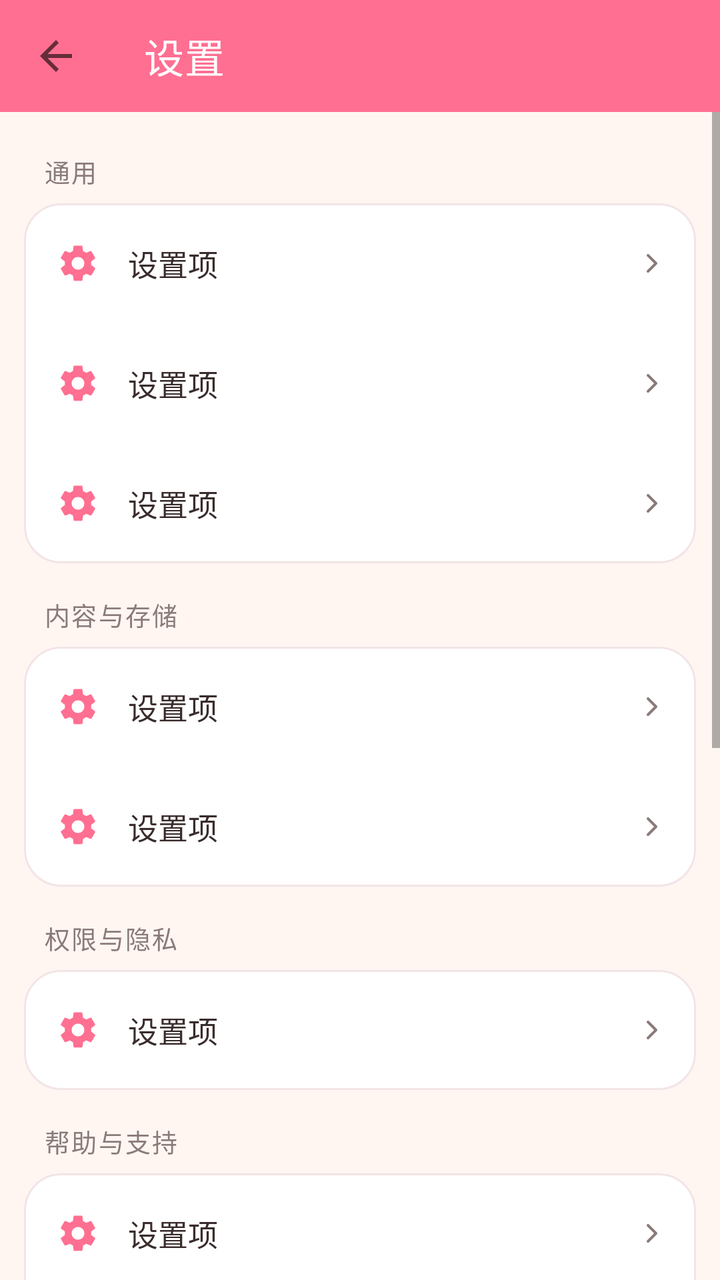
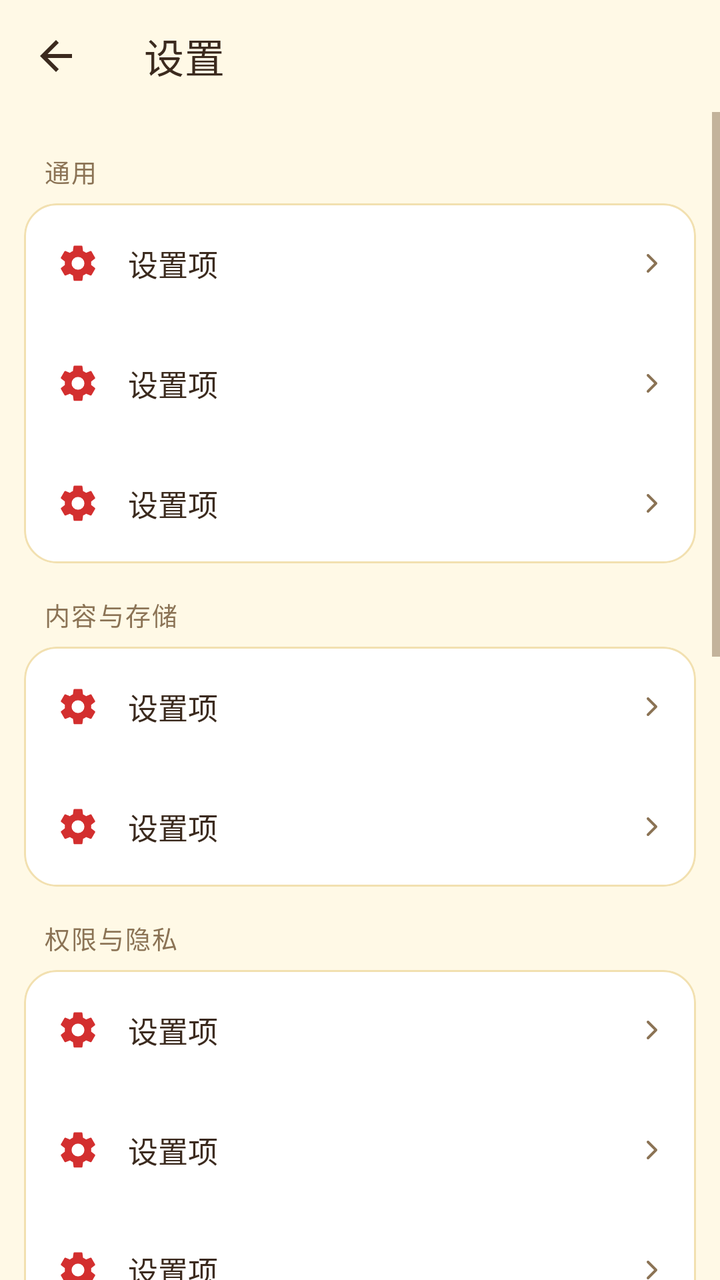

The first picture is an Android layout as it rendered before a commit; the second is the same layout after the commit. The layout source and the unified diff follow.
<!-- AndroidManifest.xml: application theme Theme.ShineApp -->
<!-- res/layout/activity_settings.xml -->
<?xml version="1.0" encoding="utf-8"?>
<LinearLayout xmlns:android="http://schemas.android.com/apk/res/android"
    xmlns:app="http://schemas.android.com/apk/res-auto"
    android:orientation="vertical"
    android:layout_width="match_parent"
    android:layout_height="match_parent"
    android:background="@color/shine_bg">

    <com.google.android.material.appbar.MaterialToolbar
        android:id="@+id/top_app_bar"
        android:layout_width="match_parent"
        android:layout_height="?attr/actionBarSize"
        android:background="@color/shine_pink"
        app:title="设置"
        app:titleTextColor="@android:color/white"
        app:navigationIcon="?attr/homeAsUpIndicator" />

    <ScrollView
        android:layout_width="match_parent"
        android:layout_height="match_parent"
        android:fillViewport="true">

        <LinearLayout
            android:layout_width="match_parent"
            android:layout_height="wrap_content"
            android:orientation="vertical"
            android:paddingStart="12dp"
            android:paddingEnd="12dp"
            android:paddingTop="4dp"
            android:paddingBottom="24dp">

            
            <TextView style="@style/SettingsSection" android:text="通用" />

            <LinearLayout style="@style/SettingsCard">

                <include
                    android:id="@+id/row_text_zoom"
                    layout="@layout/item_settings_row"
                    android:layout_width="match_parent"
                    android:layout_height="wrap_content" />

                <include
                    android:id="@+id/row_network"
                    layout="@layout/item_settings_row"
                    android:layout_width="match_parent"
                    android:layout_height="wrap_content" />

                <include
                    android:id="@+id/row_cache"
                    layout="@layout/item_settings_row"
                    android:layout_width="match_parent"
                    android:layout_height="wrap_content" />
            </LinearLayout>

            
            <TextView style="@style/SettingsSection" android:text="内容与存储" />

            <LinearLayout style="@style/SettingsCard">

                <include
                    android:id="@+id/row_catalog"
                    layout="@layout/item_settings_row"
                    android:layout_width="match_parent"
                    android:layout_height="wrap_content" />

                <include
                    android:id="@+id/row_offline"
                    layout="@layout/item_settings_row"
                    android:layout_width="match_parent"
                    android:layout_height="wrap_content" />
            </LinearLayout>

            
            <TextView style="@style/SettingsSection" android:text="权限与隐私" />

            <LinearLayout style="@style/SettingsCard">

                <include
                    android:id="@+id/row_permissions"
                    layout="@layout/item_settings_row"
                    android:layout_width="match_parent"
                    android:layout_height="wrap_content" />
            </LinearLayout>

            
            <TextView style="@style/SettingsSection" android:text="帮助与支持" />

            <LinearLayout style="@style/SettingsCard">

                <include
                    android:id="@+id/row_status"
                    layout="@layout/item_settings_row"
                    android:layout_width="match_parent"
                    android:layout_height="wrap_content" />

                <include
                    android:id="@+id/row_diag"
                    layout="@layout/item_settings_row"
                    android:layout_width="match_parent"
                    android:layout_height="wrap_content" />

                <include
                    android:id="@+id/row_about"
                    layout="@layout/item_settings_row"
                    android:layout_width="match_parent"
                    android:layout_height="wrap_content" />

                <include
                    android:id="@+id/row_policies"
                    layout="@layout/item_settings_row"
                    android:layout_width="match_parent"
                    android:layout_height="wrap_content" />
            </LinearLayout>

            
            <TextView style="@style/SettingsSection" android:text="关于" />

            <LinearLayout style="@style/SettingsCard">

                <include
                    android:id="@+id/row_update"
                    layout="@layout/item_settings_row"
                    android:layout_width="match_parent"
                    android:layout_height="wrap_content" />

                <include
                    android:id="@+id/row_version"
                    layout="@layout/item_settings_row"
                    android:layout_width="match_parent"
                    android:layout_height="wrap_content" />

                <include
                    android:id="@+id/row_share"
                    layout="@layout/item_settings_row"
                    android:layout_width="match_parent"
                    android:layout_height="wrap_content" />
            </LinearLayout>

            <TextView
                android:layout_width="match_parent"
                android:layout_height="wrap_content"
                android:layout_marginTop="18dp"
                android:gravity="center"
                android:lineSpacingExtra="3dp"
                android:paddingStart="16dp"
                android:paddingEnd="16dp"
                android:text="商品图、字体与离线页面均随安装包内置，断网也能浏览商品册与售后条款。"
                android:textColor="@color/shine_sub"
                android:textSize="12sp" />
        </LinearLayout>
    </ScrollView>
</LinearLayout>
<!-- res/layout/item_settings_row.xml (included above) -->
<?xml version="1.0" encoding="utf-8"?>
<LinearLayout xmlns:android="http://schemas.android.com/apk/res/android"
    xmlns:app="http://schemas.android.com/apk/res-auto"
    android:layout_width="match_parent"
    android:layout_height="wrap_content"
    android:orientation="horizontal"
    android:gravity="center_vertical"
    android:background="?attr/selectableItemBackground"
    android:clickable="true"
    android:focusable="true"
    android:minHeight="60dp"
    android:paddingStart="16dp"
    android:paddingEnd="14dp"
    android:paddingTop="12dp"
    android:paddingBottom="12dp">

    <ImageView
        android:id="@+id/iv_icon"
        android:layout_width="22dp"
        android:layout_height="22dp"
        android:importantForAccessibility="no"
        android:src="@drawable/ic_settings"
        app:tint="@color/shine_pink" />

    <LinearLayout
        android:layout_width="0dp"
        android:layout_height="wrap_content"
        android:layout_weight="1"
        android:layout_marginStart="14dp"
        android:orientation="vertical">

        <TextView
            android:id="@+id/tv_title"
            android:layout_width="match_parent"
            android:layout_height="wrap_content"
            android:text="设置项"
            android:textColor="@color/shine_text"
            android:textSize="15sp" />

        <TextView
            android:id="@+id/tv_sub"
            android:layout_width="match_parent"
            android:layout_height="wrap_content"
            android:layout_marginTop="2dp"
            android:textColor="@color/shine_sub"
            android:textSize="12sp"
            android:visibility="gone" />
    </LinearLayout>

    <TextView
        android:id="@+id/tv_value"
        android:layout_width="wrap_content"
        android:layout_height="wrap_content"
        android:layout_marginStart="8dp"
        android:maxWidth="150dp"
        android:maxLines="2"
        android:ellipsize="end"
        android:gravity="end"
        android:textColor="@color/shine_sub"
        android:textSize="13sp"
        android:visibility="gone" />

    <ImageView
        android:id="@+id/iv_chevron"
        android:layout_width="16dp"
        android:layout_height="16dp"
        android:layout_marginStart="6dp"
        android:importantForAccessibility="no"
        android:src="@drawable/ic_chevron_right"
        app:tint="@color/shine_sub" />
</LinearLayout>
<!-- resources referenced by this layout -->
<resources>
  <color name="shine_bg">#FFF6F2</color>
  <color name="shine_pink">#FF6F91</color>
  <color name="shine_sub">#8A7A7A</color>
  <color name="shine_text">#3A2C2C</color>
  <!-- drawable ic_chevron_right (drawable) -->
  <?xml version="1.0" encoding="utf-8"?>
  <vector xmlns:android="http://schemas.android.com/apk/res/android"
      android:width="24dp"
      android:height="24dp"
      android:viewportWidth="24"
      android:viewportHeight="24">
      <path
          android:pathData="M9,6 L15,12 L9,18"
          android:strokeColor="#8A7A7A"
          android:strokeWidth="2"
          android:strokeLineCap="round"
          android:strokeLineJoin="round"
          android:fillColor="#00000000" />
  </vector>
  <style name="SettingsCard">
          <item name="android:layout_width">match_parent</item>
          <item name="android:layout_height">wrap_content</item>
          <item name="android:orientation">vertical</item>
          <item name="android:background">@drawable/bg_card</item>
          <item name="android:clipToOutline">true</item>
      </style>
  <style name="SettingsSection">
          <item name="android:layout_width">match_parent</item>
          <item name="android:layout_height">wrap_content</item>
          <item name="android:paddingStart">10dp</item>
          <item name="android:paddingEnd">10dp</item>
          <item name="android:paddingTop">16dp</item>
          <item name="android:paddingBottom">7dp</item>
          <item name="android:textColor">@color/shine_sub</item>
          <item name="android:textSize">12.5sp</item>
          <item name="android:letterSpacing">0.06</item>
      </style>
  <style name="Theme.ShineApp" parent="Theme.MaterialComponents.DayNight.NoActionBar">
          <item name="colorPrimary">@color/shine_pink</item>
          <item name="colorPrimaryVariant">@color/shine_pink_dark</item>
          <item name="colorOnPrimary">@android:color/white</item>
          <item name="colorSecondary">@color/shine_mint</item>
          <item name="android:colorBackground">@color/shine_bg</item>
          <item name="android:statusBarColor">@color/shine_pink</item>
          <item name="android:navigationBarColor">@color/shine_pink</item>
      </style>
  <!-- drawable bg_card (drawable) -->
  <?xml version="1.0" encoding="utf-8"?>
  <shape xmlns:android="http://schemas.android.com/apk/res/android" android:shape="rectangle">
      <solid android:color="#FFFFFF"/>
      <corners android:radius="18dp"/>
      <stroke android:width="1dp" android:color="#F3E4E7"/>
  </shape>
  <color name="shine_pink_dark">#E25C7E</color>
  <color name="shine_mint">#9ED9C4</color>
  <!-- unchanged entries left out for length: 1 -->
</resources>

<!-- the commit's change to res/layout/activity_settings.xml (unified diff, before → after) -->
@@ -10,10 +10,11 @@
         android:id="@+id/top_app_bar"
         android:layout_width="match_parent"
         android:layout_height="?attr/actionBarSize"
-        android:background="@color/shine_pink"
+        android:background="@color/shine_bg"
         app:title="设置"
-        app:titleTextColor="@android:color/white"
-        app:navigationIcon="?attr/homeAsUpIndicator" />
+        app:titleTextColor="@color/shine_text"
+        app:navigationIcon="?attr/homeAsUpIndicator"
+        app:navigationIconTint="@color/shine_text" />
 
     <ScrollView
         android:layout_width="match_parent"
@@ -81,6 +82,18 @@
                     layout="@layout/item_settings_row"
                     android:layout_width="match_parent"
                     android:layout_height="wrap_content" />
+
+                <include
+                    android:id="@+id/row_privacy"
+                    layout="@layout/item_settings_row"
+                    android:layout_width="match_parent"
+                    android:layout_height="wrap_content" />
+
+                <include
+                    android:id="@+id/row_terms"
+                    layout="@layout/item_settings_row"
+                    android:layout_width="match_parent"
+                    android:layout_height="wrap_content" />
             </LinearLayout>
 
             
@@ -108,6 +121,12 @@
 
                 <include
                     android:id="@+id/row_policies"
+                    layout="@layout/item_settings_row"
+                    android:layout_width="match_parent"
+                    android:layout_height="wrap_content" />
+
+                <include
+                    android:id="@+id/row_services"
                     layout="@layout/item_settings_row"
                     android:layout_width="match_parent"
                     android:layout_height="wrap_content" />
<!-- resource entries referenced after the edit -->
@@ -1,9 +1,9 @@
 <!-- resources referenced by this layout -->
 <resources>
-  <color name="shine_bg">#FFF6F2</color>
-  <color name="shine_pink">#FF6F91</color>
-  <color name="shine_sub">#8A7A7A</color>
-  <color name="shine_text">#3A2C2C</color>
+  <color name="shine_bg">#FFFFF9E6</color>
+  <color name="shine_pink">#FFD32F2F</color>
+  <color name="shine_sub">#FF8B7355</color>
+  <color name="shine_text">#FF3B2A1E</color>
   <!-- drawable ic_chevron_right (drawable) -->
   <?xml version="1.0" encoding="utf-8"?>
   <vector xmlns:android="http://schemas.android.com/apk/res/android"
@@ -40,21 +40,33 @@
   <style name="Theme.ShineApp" parent="Theme.MaterialComponents.DayNight.NoActionBar">
           <item name="colorPrimary">@color/shine_pink</item>
           <item name="colorPrimaryVariant">@color/shine_pink_dark</item>
-          <item name="colorOnPrimary">@android:color/white</item>
+          <item name="colorOnPrimary">@color/shine_on_red</item>
           <item name="colorSecondary">@color/shine_mint</item>
+          <item name="colorSecondaryVariant">@color/shine_mint_dark</item>
+          <item name="colorSurface">@color/shine_surface</item>
           <item name="android:colorBackground">@color/shine_bg</item>
-          <item name="android:statusBarColor">@color/shine_pink</item>
-          <item name="android:navigationBarColor">@color/shine_pink</item>
+          <item name="android:textColorPrimary">@color/shine_text</item>
+          <item name="android:textColorSecondary">@color/shine_sub</item>
+          
+          <item name="android:statusBarColor">@color/shine_bg</item>
+          <item name="android:navigationBarColor">@color/shine_surface</item>
+          <item name="android:windowLightStatusBar">true</item>
+          <item name="android:windowLightNavigationBar" tools:targetApi="27">true</item>
+          <item name="android:windowBackground">@color/shine_bg</item>
       </style>
   <!-- drawable bg_card (drawable) -->
   <?xml version="1.0" encoding="utf-8"?>
   <shape xmlns:android="http://schemas.android.com/apk/res/android" android:shape="rectangle">
-      <solid android:color="#FFFFFF"/>
-      <corners android:radius="18dp"/>
-      <stroke android:width="1dp" android:color="#F3E4E7"/>
+      <solid android:color="@color/shine_surface"/>
+      <corners android:radius="16dp"/>
+      <stroke android:width="1dp" android:color="@color/shine_yellow_line"/>
   </shape>
-  <color name="shine_pink_dark">#E25C7E</color>
-  <color name="shine_mint">#9ED9C4</color>
+  <color name="shine_pink_dark">#FFB71C1C</color>
+  <color name="shine_on_red">#FFFFFFFF</color>
+  <color name="shine_mint">#FFFFD54F</color>
+  <color name="shine_mint_dark">#FFB26A00</color>
+  <color name="shine_surface">#FFFFFFFF</color>
+  <color name="shine_yellow_line">#FFF2E0B0</color>
   <!-- unchanged entries left out for length: 1 -->
 </resources>
 
